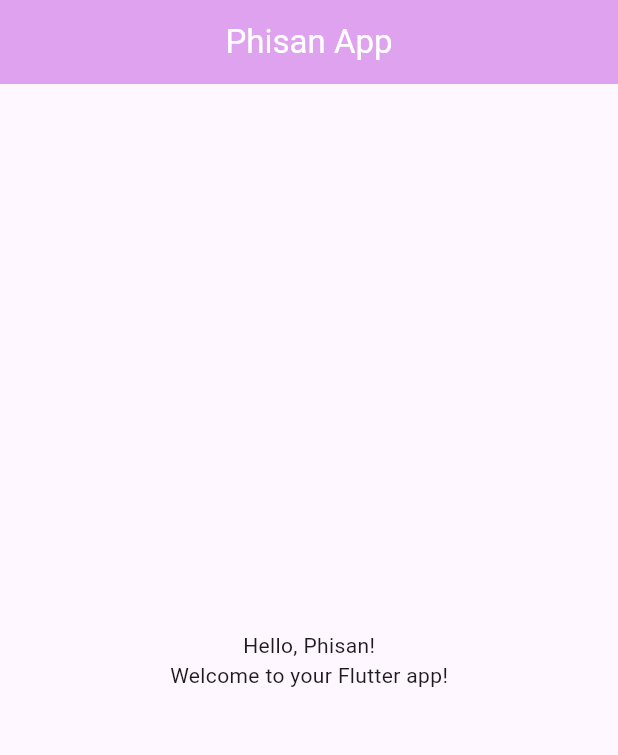
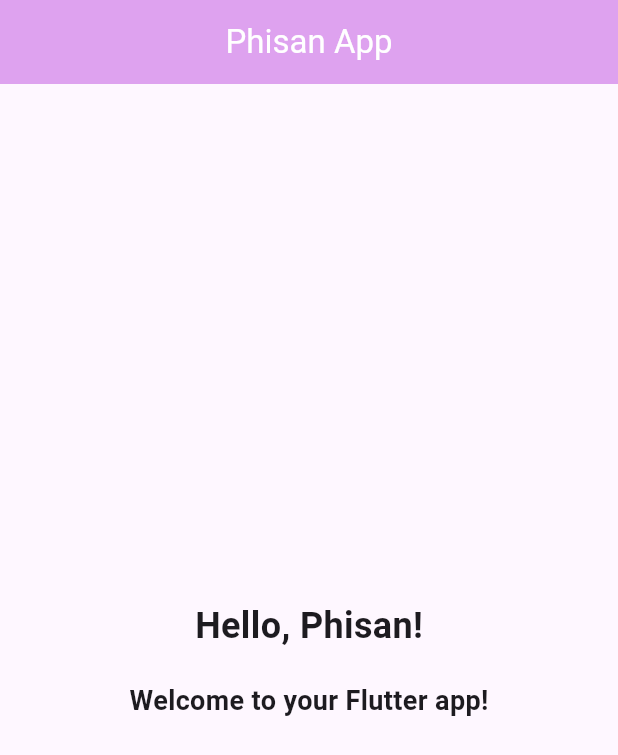
Before and after one commit to numvarn/flutter_empty_app, a Flutter app: the screen it shows after launch, on a phone screen of 412 x 824 dp. Shown: the top 755 px of the screen. Run offline on Flutter 3.47's test engine with Material 3 defaults, Android fonts, the phone set to English and light mode, and no system bars.

Commit message:
set alignment

```diff
--- a/lib/my_home_page.dart
+++ b/lib/my_home_page.dart
@@ -16,8 +16,15 @@ class _MyHomePageState extends State<MyHomePage> {
         child: Column(
           mainAxisAlignment: MainAxisAlignment.center,
           children: [
-            Text("Hello, Phisan!"),
-            Text("Welcome to your Flutter app!"),
+            Text(
+              "Hello, Phisan!",
+              style: TextStyle(fontSize: 24, fontWeight: FontWeight.bold),
+            ),
+            SizedBox(height: 20),
+            Text(
+              "Welcome to your Flutter app!",
+              style: TextStyle(fontSize: 18, fontWeight: FontWeight.bold),
+            ),
           ],
         ),
       ),
```
